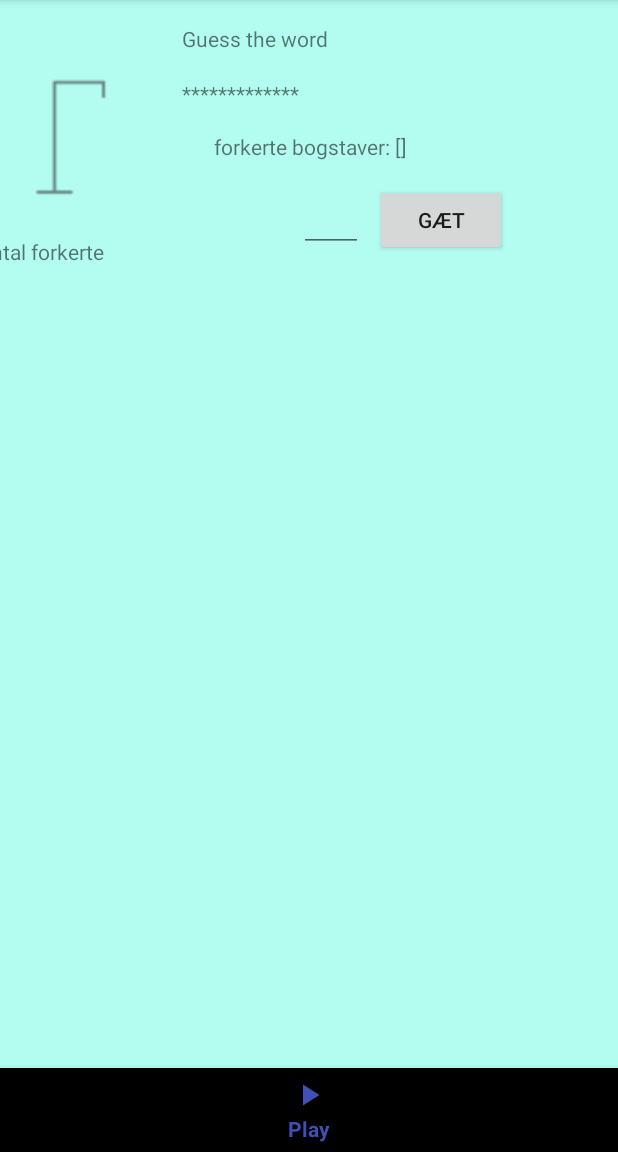
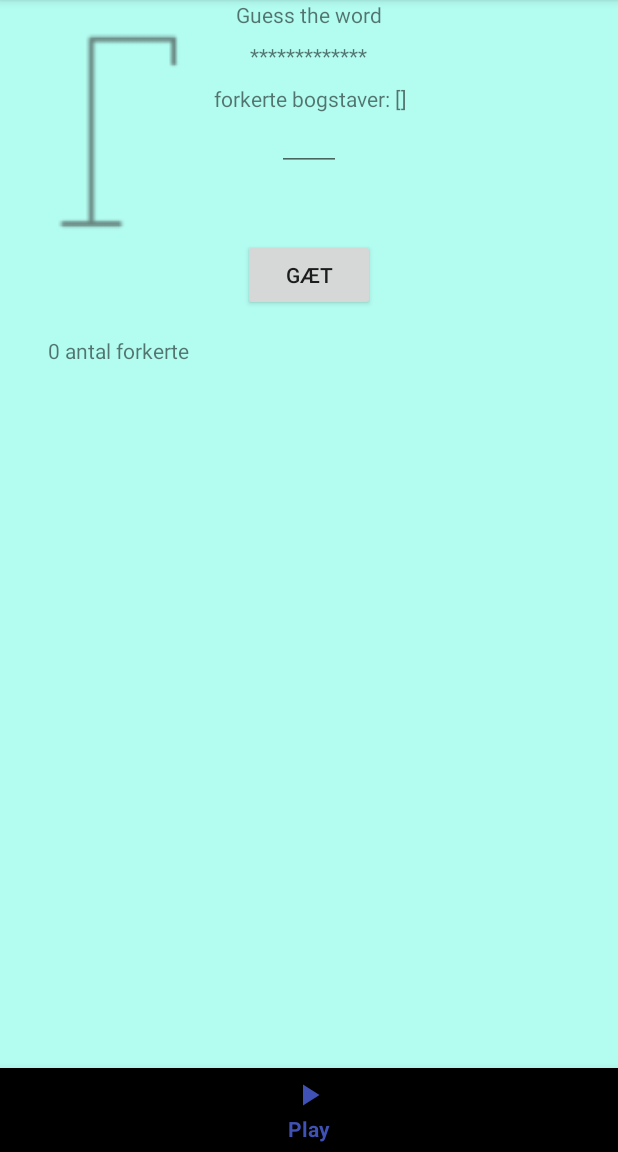
Before and after one commit to alkj/galge, an Android app: the screen it shows after launch (MainActivity), item 2 of the bottom bar chosen, on a phone screen of 412 x 824 dp, the part 84-1236 px from its top. Run offline under Robolectric (Android 15) with nearby library versions, the phone set to English and light mode, and no system bars.

Commit message:
bug fix.

```diff
--- a/app/src/main/java/com/example/admin/galge/GalgeLogik.java
+++ b/app/src/main/java/com/example/admin/galge/GalgeLogik.java
@@ -82,6 +82,7 @@ public class GalgeLogik {
 
     public void nulstil() {
         brugteBogstaver.clear();
+        brugteForkerteBogstaver.clear();
         antalForkerteBogstaver = 0;
         spilletErVundet = false;
         spilletErTabt = false;
--- a/app/src/main/java/com/example/admin/galge/MainActivity.java
+++ b/app/src/main/java/com/example/admin/galge/MainActivity.java
@@ -1,11 +1,14 @@
 package com.example.admin.galge;
 
+import android.app.Activity;
 import android.support.annotation.NonNull;
 import android.support.design.widget.BottomNavigationView;
 import android.support.v4.app.Fragment;
 import android.support.v7.app.AppCompatActivity;
 import android.os.Bundle;
 import android.view.MenuItem;
+import android.view.View;
+import android.view.inputmethod.InputMethodManager;
 
 public class MainActivity extends AppCompatActivity {
 
@@ -45,4 +48,16 @@ public class MainActivity extends AppCompatActivity {
             return true;
         }
     };
+
+
+    public void hideKeyboard(Activity activity) {
+        InputMethodManager imm = (InputMethodManager) activity.getSystemService(Activity.INPUT_METHOD_SERVICE);
+        View view = activity.getCurrentFocus();
+        if (view == null) {
+            view = new View(activity);
+        }
+        imm.hideSoftInputFromWindow(view.getWindowToken(), 0);
+    }
+
+
 }
--- a/app/src/main/java/com/example/admin/galge/Play.java
+++ b/app/src/main/java/com/example/admin/galge/Play.java
@@ -7,6 +7,7 @@ import android.support.v4.app.Fragment;
 import android.view.LayoutInflater;
 import android.view.View;
 import android.view.ViewGroup;
+import android.view.animation.Animation;
 import android.view.animation.AnimationSet;
 import android.view.animation.RotateAnimation;
 import android.view.animation.ScaleAnimation;
@@ -48,6 +49,9 @@ public class Play extends Fragment implements View.OnClickListener {
     @Override
     public void onClick(View v) {
         if (v.getId() == R.id.buttonGuess) {
+            if (galgeLogik.erSpilletSlut()) {
+                updateUI();
+            }
             String letterGuessed = editTextGuess.getText().toString();
             letterGuessed = letterGuessed.toLowerCase();
             editTextGuess.getText().clear();
@@ -58,10 +62,15 @@ public class Play extends Fragment implements View.OnClickListener {
     private void guessLetter(String letterGuessed) {
         galgeLogik.gætBogstav(letterGuessed);
         updateUI();
+
     }
 
     private void changeImage(int antalForkerteBogstaver) {
         switch (antalForkerteBogstaver) {
+            case 0:
+                imageViewHangingMan.setImageResource(R.drawable.wrong1);
+                nulstil();
+                break;
             case 1:
                 imageViewHangingMan.setImageResource(R.drawable.wrong2);
                 break;
@@ -85,7 +94,16 @@ public class Play extends Fragment implements View.OnClickListener {
                 imageViewHangingMan.setImageResource(R.drawable.wrong7);
                 startAnimationLost();
                 break;
+            default:
+                imageViewHangingMan.setImageResource(R.drawable.wrong1);
         }
+    }
+
+    private void nulstil() {
+        imageViewHangingMan.clearAnimation();
+        buttonGuess.clearAnimation();
+        buttonGuess.setText("gæt");
+        galgeLogik.nulstil();
     }
 
     private void startAnimationAlmostLost() {
@@ -129,15 +147,6 @@ public class Play extends Fragment implements View.OnClickListener {
     }
 
 
-    private void hideKeyboard(Activity activity) {
-        InputMethodManager imm = (InputMethodManager) activity.getSystemService(Activity.INPUT_METHOD_SERVICE);
-        View view = activity.getCurrentFocus();
-        if (view == null) {
-            view = new View(activity);
-        }
-        imm.hideSoftInputFromWindow(view.getWindowToken(), 0);
-    }
-
     private void updateUI() {
 
         textViewWord.setText("" + galgeLogik.getSynligtOrd() + "");
@@ -151,6 +160,7 @@ public class Play extends Fragment implements View.OnClickListener {
             } else {
                 textViewWord.setText("Du tabte! ordet var: " + galgeLogik.getOrdet());
                 textViewErrors.setText("spillet er slut");
+                buttonGuess.setText("prøv igen?");
             }
         }
         galgeLogik.logStatus();
--- a/app/src/main/res/layout/fragment_play.xml
+++ b/app/src/main/res/layout/fragment_play.xml
@@ -1,88 +1,72 @@
 <?xml version="1.0" encoding="utf-8"?>
-<android.support.constraint.ConstraintLayout xmlns:android="http://schemas.android.com/apk/res/android"
+<RelativeLayout xmlns:android="http://schemas.android.com/apk/res/android"
     xmlns:app="http://schemas.android.com/apk/res-auto"
     xmlns:tools="http://schemas.android.com/tools"
     android:id="@+id/relativeLayout"
     android:layout_width="match_parent"
     android:layout_height="match_parent"
-    android:background="#b3fcf0"
-    tools:layout_editor_absoluteY="81dp">
+    android:background="#b3fcf0">
 
     <!-- TODO: Update blank fragment layout -->
+
+    <EditText
+        android:id="@+id/editTextGuess"
+        android:layout_width="wrap_content"
+        android:layout_height="wrap_content"
+        android:layout_alignTop="@+id/imageViewGalge"
+        android:layout_centerHorizontal="true"
+        android:layout_marginTop="55dp"
+        android:autofillHints=""
+        android:digits="abcdefghijklmnopqrstuvwxyzæøåABCDEFGHIJKLMNOPQRSTUVWXYZÆØÅ"
+        android:ems="2"
+        android:imeOptions=""
+        android:inputType="textPersonName"
+        android:maxLength="1" />
 
     <Button
         android:id="@+id/buttonGuess"
         android:layout_width="wrap_content"
         android:layout_height="wrap_content"
-        android:layout_marginEnd="74dp"
-        android:text="gæt"
-        app:layout_constraintBaseline_toBaselineOf="@+id/editTextGuess"
-        app:layout_constraintEnd_toEndOf="parent"
-        app:layout_constraintStart_toEndOf="@+id/editTextGuess" />
-
-    <EditText
-        android:id="@+id/editTextGuess"
-        android:layout_width="wrap_content"
-        android:layout_height="wrap_content"
-        android:layout_alignStart="@+id/textViewWord"
-        android:layout_marginTop="15dp"
-        android:layout_marginEnd="8dp"
-        android:autofillHints=""
-        android:digits="abcdefghijklmnopqrstuvwxyzæøåABCDEFGHIJKLMNOPQRSTUVWXYZÆØÅ"
-        android:ems="2"
-        android:inputType="textPersonName"
-        android:maxLength="1"
-        app:layout_constraintEnd_toStartOf="@+id/buttonGuess"
-        app:layout_constraintStart_toEndOf="@+id/textViewWord"
-        app:layout_constraintTop_toBottomOf="@+id/textViewWrongLetters" />
+        android:layout_alignParentTop="true"
+        android:layout_centerHorizontal="true"
+        android:layout_marginTop="159dp"
+        android:text="gæt" />
 
     <TextView
         android:id="@+id/textViewTitle"
         android:layout_width="wrap_content"
         android:layout_height="wrap_content"
+        android:layout_below="@+id/guideline"
         android:layout_centerHorizontal="true"
-        android:layout_marginTop="16dp"
-        android:text="Guess the word"
-        app:layout_constraintStart_toStartOf="@+id/textViewWord"
-        app:layout_constraintTop_toTopOf="parent" />
+        android:text="Guess the word" />
+
+    <ImageView
+        android:id="@+id/imageViewGalge"
+        android:layout_width="133dp"
+        android:layout_height="149dp"
+        android:layout_alignEnd="@+id/textViewWrongLetters"
+        android:layout_alignParentTop="true"
+        android:layout_marginTop="13dp"
+        android:layout_marginEnd="112dp" />
 
     <TextView
         android:id="@+id/textViewWord"
         android:layout_width="wrap_content"
         android:layout_height="wrap_content"
+        android:layout_alignParentTop="true"
         android:layout_centerHorizontal="true"
-        android:layout_marginTop="17dp"
-        android:text="[ordet]"
-        app:layout_constraintEnd_toStartOf="@+id/editTextGuess"
-        app:layout_constraintStart_toEndOf="@+id/imageViewGalge"
-        app:layout_constraintTop_toBottomOf="@+id/textViewTitle" />
+        android:layout_marginTop="27dp"
+        android:text="[ordet]" />
 
     <TextView
         android:id="@+id/textViewErrorsNumber"
         android:layout_width="wrap_content"
         android:layout_height="wrap_content"
         android:layout_alignParentStart="true"
-        android:layout_marginTop="10dp"
-        android:layout_marginEnd="26dp"
-        android:text="0 Fejl"
-        app:layout_constraintEnd_toEndOf="@+id/imageViewGalge"
-        app:layout_constraintTop_toBottomOf="@+id/imageViewGalge" />
-
-    <ImageView
-        android:id="@+id/imageViewGalge"
-        android:layout_width="0dp"
-        android:layout_height="0dp"
-        android:layout_alignParentStart="true"
         android:layout_alignParentTop="true"
-        android:layout_marginStart="16dp"
-        android:layout_marginTop="19dp"
-        android:layout_marginEnd="26dp"
-        android:layout_marginBottom="20dp"
-        app:layout_constraintBottom_toBottomOf="@+id/editTextGuess"
-        app:layout_constraintEnd_toStartOf="@+id/textViewWord"
-        app:layout_constraintStart_toStartOf="parent"
-        app:layout_constraintTop_toTopOf="@+id/textViewTitle"
-        app:srcCompat="@drawable/wrong1" />
+        android:layout_marginStart="32dp"
+        android:layout_marginTop="224dp"
+        android:text="0 Fejl" />
 
     <TextView
         android:id="@+id/textViewWrongLetters"
@@ -90,10 +74,12 @@
         android:layout_height="wrap_content"
         android:layout_alignParentTop="true"
         android:layout_centerHorizontal="true"
-        android:layout_marginStart="18dp"
-        android:layout_marginTop="16dp"
-        android:text="[forkerte bogstaver]"
-        app:layout_constraintStart_toStartOf="@+id/textViewWord"
-        app:layout_constraintTop_toBottomOf="@+id/textViewWord" />
+        android:layout_marginTop="56dp"
+        android:text="[forkerte bogstaver]" />
 
-</android.support.constraint.ConstraintLayout>
+    <android.support.constraint.Guideline
+        android:id="@+id/guideline"
+        android:layout_width="wrap_content"
+        android:layout_height="wrap_content" />
+
+</RelativeLayout>
```
